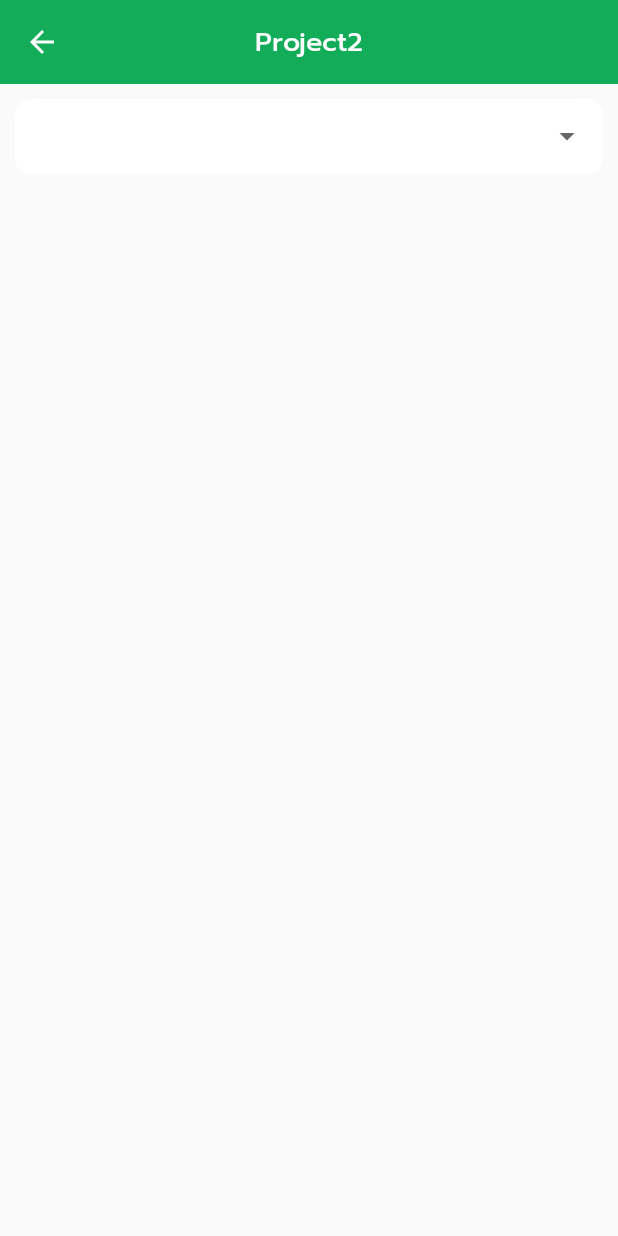
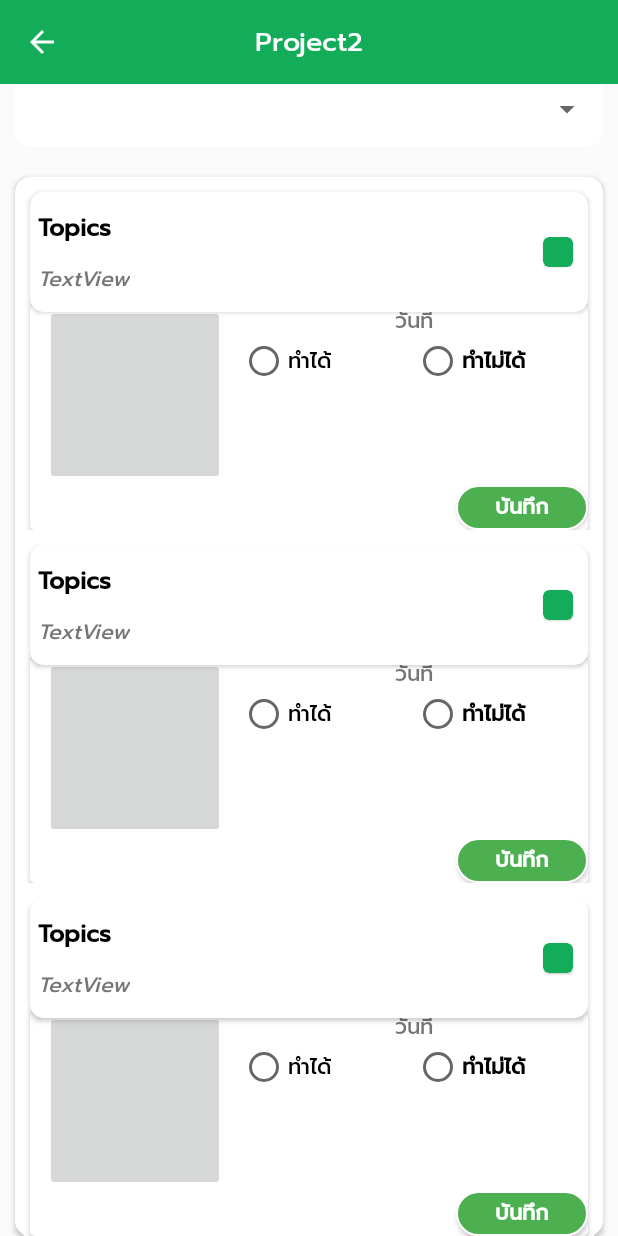
Before and after one commit to patcharapruck/Project2, an Android app: the DevelopMentActivity screen opened directly, with no data from a screen before it, on a phone screen of 412 x 824 dp. Run offline under Robolectric (Android 15) with nearby library versions, the phone set to English and light mode, and no system bars; libraries missing offline, so code that uses them is left out: com.github.aakira.expandablelayout; plain views replace ExpandableRelativeLayout; 2 statements that could not run were skipped.

Commit message:
list พัฒนาการ

```diff
--- a/app/src/main/AndroidManifest.xml
+++ b/app/src/main/AndroidManifest.xml
@@ -4,6 +4,7 @@
 
     <uses-permission android:name="android.permission.INTERNET" />
     <uses-permission android:name="android.permission.ACCESS_NETWORK_STATE" />
+    <uses-permission android:name="android.permission.CAMERA"> </uses-permission>
 
     <application
         android:name=".MyApplication"
--- a/app/src/main/java/baby/com/project2/activity/DevelopMentActivity.java
+++ b/app/src/main/java/baby/com/project2/activity/DevelopMentActivity.java
@@ -2,14 +2,26 @@ package baby.com.project2.activity;
 
 import android.support.v7.app.AppCompatActivity;
 import android.os.Bundle;
+import android.support.v7.widget.LinearLayoutManager;
+import android.support.v7.widget.RecyclerView;
 import android.support.v7.widget.Toolbar;
 import android.view.MenuItem;
 
+import java.util.ArrayList;
+
 import baby.com.project2.R;
+import baby.com.project2.adapter.DevelopMentListItemsAdapter;
+import baby.com.project2.adapter.KidListItemsAdapter;
+import baby.com.project2.view.DevelopMentModelClass;
+import baby.com.project2.view.KidModelClass;
 
 public class DevelopMentActivity extends AppCompatActivity {
 
     private Toolbar toolbar;
+
+    ArrayList<DevelopMentModelClass> items;
+    DevelopMentListItemsAdapter adapter;
+    private RecyclerView recyclerView;
 
     @Override
     protected void onCreate(Bundle savedInstanceState) {
@@ -23,6 +35,10 @@ public class DevelopMentActivity extends AppCompatActivity {
         toolbar.setTitle("");
         setSupportActionBar(toolbar);
         getSupportActionBar().setDisplayHomeAsUpEnabled(true);
+
+        recyclerView = (RecyclerView)findViewById(R.id.recyclerview_dev);
+
+        setRecyclerView();
     }
 
     @Override
@@ -34,4 +50,22 @@ public class DevelopMentActivity extends AppCompatActivity {
 
         return super.onOptionsItemSelected(item);
     }
+
+    private void setRecyclerView() {
+        items = new ArrayList<>();
+        adapter = new DevelopMentListItemsAdapter(DevelopMentActivity.this, items);
+
+        recyclerView.setLayoutManager(new LinearLayoutManager(DevelopMentActivity.this, LinearLayoutManager.VERTICAL, false));
+        recyclerView.setAdapter(adapter);
+
+        for (int i = 0; i < 8; i++) {
+            try {
+                items.add(new DevelopMentModelClass("kkk","Fluk","09/06/2540"));
+            }catch (ArrayIndexOutOfBoundsException e){
+                break;
+            }
+
+            adapter.notifyDataSetChanged();
+        }
+    }
 }
--- a/app/src/main/java/baby/com/project2/activity/HomeActivity.java
+++ b/app/src/main/java/baby/com/project2/activity/HomeActivity.java
@@ -24,12 +24,12 @@ import baby.com.project2.view.KidModelClass;
 
 public class HomeActivity extends AppCompatActivity {
 
-    Toolbar toolbar;
-    BottomNavigationView bottomNavigationView;
+    private Toolbar toolbar;
+    private BottomNavigationView bottomNavigationView;
 
     ArrayList<KidModelClass> items;
     KidListItemsAdapter adapter;
-    RecyclerView recyclerView;
+    private RecyclerView recyclerView;
 
 
     @Override
--- /dev/null
+++ b/app/src/main/java/baby/com/project2/adapter/DevelopMentListItemsAdapter.java
@@ -0,0 +1,85 @@
+package baby.com.project2.adapter;
+
+import android.content.Context;
+import android.support.annotation.NonNull;
+import android.support.design.circularreveal.cardview.CircularRevealCardView;
+import android.support.v7.widget.CardView;
+import android.support.v7.widget.RecyclerView;
+import android.view.LayoutInflater;
+import android.view.View;
+import android.view.ViewGroup;
+import android.widget.ImageButton;
+import android.widget.ImageView;
+import android.widget.RadioButton;
+import android.widget.RadioGroup;
+import android.widget.TextView;
+
+import com.github.aakira.expandablelayout.ExpandableRelativeLayout;
+
+import java.util.ArrayList;
+
+import baby.com.project2.R;
+import baby.com.project2.view.DevelopMentModelClass;
+import baby.com.project2.view.KidModelClass;
+
+public class DevelopMentListItemsAdapter extends RecyclerView.Adapter<DevelopMentListItemsAdapter.CustomViewDevelopMentList>{
+
+    private Context context;
+    private ArrayList<DevelopMentModelClass> items;
+
+    public DevelopMentListItemsAdapter(Context context, ArrayList<DevelopMentModelClass> item){
+        this.context = context;
+        this.items = item;
+    }
+
+    @NonNull
+    @Override
+    public CustomViewDevelopMentList onCreateViewHolder(@NonNull ViewGroup viewGroup, int i) {
+        return new CustomViewDevelopMentList(LayoutInflater.from(context).inflate(R.layout.customview_list_development, viewGroup, false));
+    }
+
+    @Override
+    public void onBindViewHolder(@NonNull final CustomViewDevelopMentList customViewDevelopMentList, int i) {
+        customViewDevelopMentList.Mycontent.collapse();
+        customViewDevelopMentList.CardViewDevelopment.setOnClickListener(new View.OnClickListener() {
+            @Override
+            public void onClick(View v) {
+                customViewDevelopMentList.Mycontent.toggle();
+            }
+        });
+    }
+
+    @Override
+    public int getItemCount() {
+        return 8;
+    }
+
+    public class CustomViewDevelopMentList extends RecyclerView.ViewHolder {
+
+        TextView Topics,Side,TextViewDateDev;
+        CardView CardViewDevelopment;
+        CircularRevealCardView StatusDev;
+        ExpandableRelativeLayout Mycontent;
+        ImageButton ImageViewDev;
+        RadioGroup CheckDev;
+        RadioButton YesDev,NoDev;
+
+
+        public CustomViewDevelopMentList(@NonNull View itemView) {
+            super(itemView);
+
+            Topics              = (TextView)itemView.findViewById(R.id.topics);
+            Side                = (TextView)itemView.findViewById(R.id.side);
+            TextViewDateDev     = (TextView)itemView.findViewById(R.id.textview_date_dev);
+            CardViewDevelopment = (CardView)itemView.findViewById(R.id.cardview_development);
+            StatusDev           = (CircularRevealCardView)itemView.findViewById(R.id.status_dev);
+            ImageViewDev        = (ImageButton)itemView.findViewById(R.id.imageview_dev);
+            CheckDev            = (RadioGroup)itemView.findViewById(R.id.check_dev);
+            YesDev              = (RadioButton)itemView.findViewById(R.id.yes_dev);
+            NoDev               = (RadioButton)itemView.findViewById(R.id.no_dev);
+            Mycontent           = (ExpandableRelativeLayout) itemView.findViewById(R.id.mycontent);
+
+
+        }
+    }
+}
--- /dev/null
+++ b/app/src/main/java/baby/com/project2/view/DevelopMentModelClass.java
@@ -0,0 +1,24 @@
+package baby.com.project2.view;
+
+public class DevelopMentModelClass {
+
+    private String Topics ,Side , Day;
+
+    public DevelopMentModelClass(String topics , String side , String day){
+        this.Topics = topics;
+        this.Side = side;
+        this.Day = day;
+    }
+
+    public String getTopics() {
+        return Topics;
+    }
+
+    public String getSide() {
+        return Side;
+    }
+
+    public String getDay() {
+        return Day;
+    }
+}
--- a/app/src/main/res/layout/customview_list_development.xml
+++ b/app/src/main/res/layout/customview_list_development.xml
@@ -51,18 +51,20 @@
                 </LinearLayout>
 
                 <android.support.design.circularreveal.cardview.CircularRevealCardView
+                    android:id="@+id/status_dev"
                     android:layout_width="20dp"
                     android:layout_height="20dp"
                     android:layout_alignParentRight="true"
-                    app:cardBackgroundColor="@color/colorMain"
                     android:layout_centerVertical="true"
-                    android:layout_margin="10dp">
+                    android:layout_margin="10dp"
+                    app:cardBackgroundColor="@color/colorMain">
 
                 </android.support.design.circularreveal.cardview.CircularRevealCardView>
 
             </RelativeLayout>
 
         </android.support.v7.widget.CardView>
+
 
         <com.github.aakira.expandablelayout.ExpandableRelativeLayout
             android:id="@+id/mycontent"
@@ -72,9 +74,7 @@
             app:ael_duration="500"
             app:ael_expanded="false"
             app:ael_interpolator="fastOutSlowIn"
-            app:ael_orientation="vertical"
-
-            >
+            app:ael_orientation="vertical">
 
             <android.support.v7.widget.CardView
                 android:layout_width="match_parent"
@@ -92,7 +92,9 @@
                         android:id="@+id/imageview_dev"
                         android:layout_width="120dp"
                         android:layout_height="120dp"
-                        android:layout_margin="10dp" />
+                        android:layout_marginStart="10dp"
+                        android:layout_marginEnd="10dp"
+                        android:layout_marginBottom="10dp" />
 
                     <TextView
                         android:id="@+id/textview_date_dev"
@@ -153,7 +155,6 @@
 
         </com.github.aakira.expandablelayout.ExpandableRelativeLayout>
 
-
     </RelativeLayout>
 
 </LinearLayout>
```
Also changed, not shown: app/src/main/java/baby/com/project2/activity/ChildGrowActivity.java (+45 -1 lines), app/src/main/res/layout/activity_child_grow.xml (+9 -5 lines).
